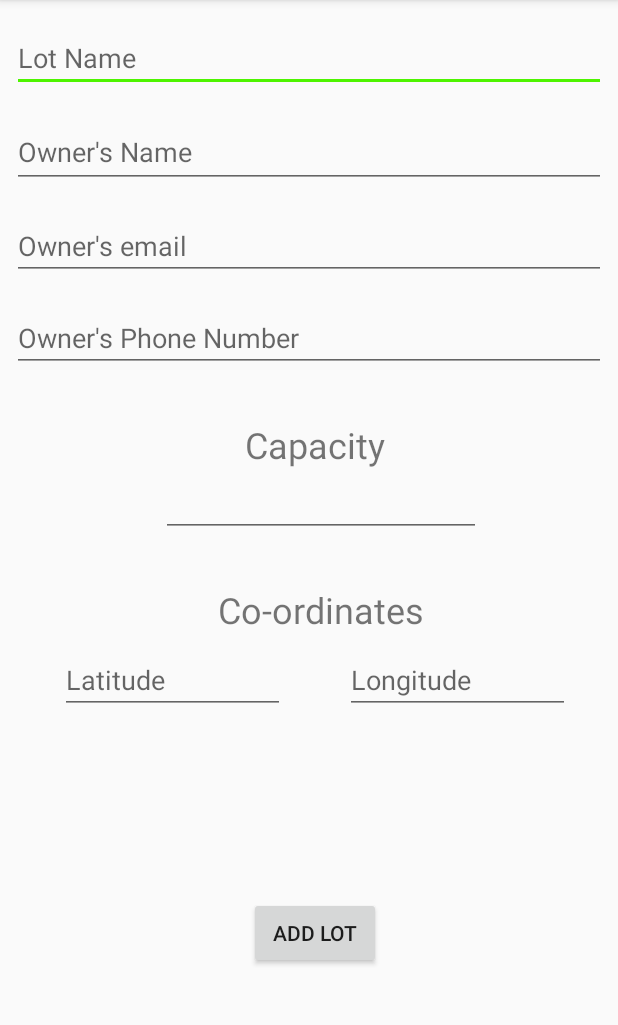
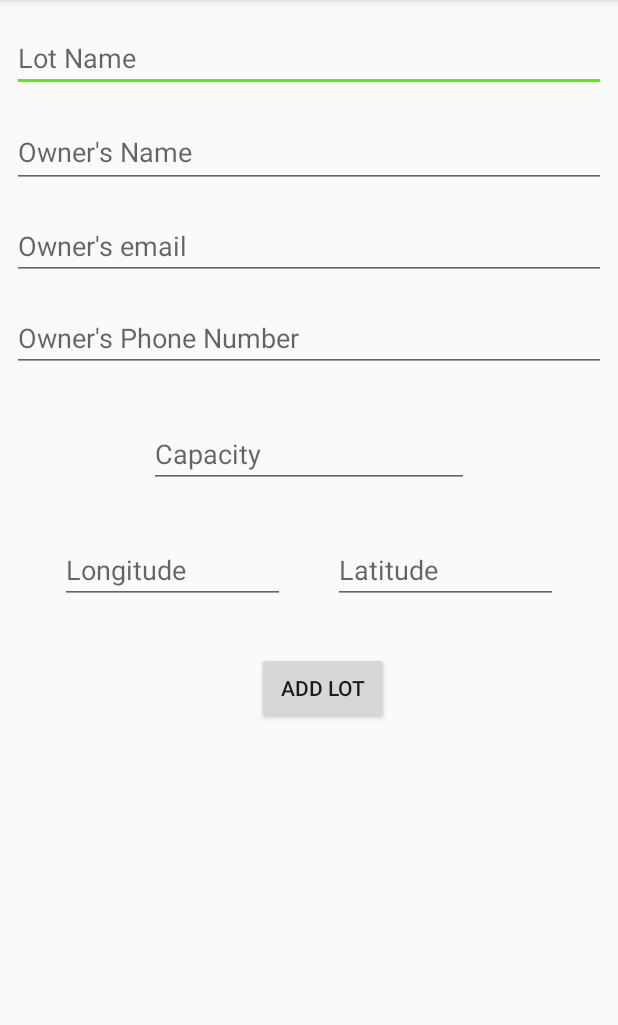
Before and after one commit to sourceparker/management, an Android app: the New_lot screen opened directly, with no data from a screen before it, on a phone screen of 412 x 824 dp, the part 84-1109 px from its top. Run offline under Robolectric (Android 15) with nearby library versions, the phone set to English and light mode, and no system bars; our stand-ins replace Firebase (no records; nobody signed in at launch, a user with empty details on screens opened directly); libraries missing offline, so code that uses them is left out: com.firebase.geofire.

Commit message:
changed layout new_lot

```diff
--- a/app/src/main/res/layout/activity_new_lot.xml
+++ b/app/src/main/res/layout/activity_new_lot.xml
@@ -61,12 +61,15 @@
         android:layout_height="wrap_content"
         android:layout_below="@+id/ownerNameEditText"
         android:layout_centerHorizontal="true"
+        android:layout_marginEnd="8dp"
         android:layout_marginStart="8dp"
+        android:layout_marginTop="32dp"
         android:ems="10"
+        android:hint="Capacity"
         android:inputType="number"
-        app:layout_constraintEnd_toEndOf="@+id/textView2"
-        app:layout_constraintStart_toStartOf="@+id/textView2"
-        app:layout_constraintTop_toBottomOf="@+id/textView2" />
+        app:layout_constraintEnd_toEndOf="parent"
+        app:layout_constraintStart_toStartOf="parent"
+        app:layout_constraintTop_toBottomOf="@+id/phoneNumberEditText" />
 
     <EditText
         android:id="@+id/longEditText"
@@ -75,13 +78,15 @@
         android:layout_alignParentBottom="true"
         android:layout_alignParentLeft="true"
         android:layout_alignParentStart="true"
-        android:layout_marginEnd="32dp"
+        android:layout_marginEnd="8dp"
         android:ems="10"
-        android:hint="Longitude"
+        android:hint="Latitude"
         android:inputType="numberSigned|numberDecimal"
         android:numeric="integer|signed|decimal"
         app:layout_constraintBaseline_toBaselineOf="@+id/latEditText"
-        app:layout_constraintEnd_toEndOf="parent" />
+        app:layout_constraintEnd_toEndOf="parent"
+        app:layout_constraintHorizontal_bias="0.5"
+        app:layout_constraintStart_toEndOf="@+id/latEditText" />
 
     <EditText
         android:id="@+id/latEditText"
@@ -91,46 +96,16 @@
         android:layout_alignBottom="@+id/longEditText"
         android:layout_alignParentEnd="true"
         android:layout_alignParentRight="true"
-        android:layout_marginEnd="8dp"
         android:layout_marginStart="8dp"
-        android:layout_marginTop="8dp"
+        android:layout_marginTop="32dp"
         android:ems="10"
-        android:hint="Latitude"
+        android:hint="Longitude"
         android:inputType="numberSigned|numberDecimal"
         android:numeric="integer|signed|decimal"
         app:layout_constraintEnd_toStartOf="@+id/longEditText"
+        app:layout_constraintHorizontal_bias="0.5"
         app:layout_constraintStart_toStartOf="parent"
-        app:layout_constraintTop_toBottomOf="@+id/locationTextView" />
-
-    <TextView
-        android:id="@+id/locationTextView"
-        android:layout_width="wrap_content"
-        android:layout_height="wrap_content"
-        android:layout_below="@+id/capacityEditText"
-        android:layout_centerHorizontal="true"
-        android:layout_marginEnd="8dp"
-        android:layout_marginStart="8dp"
-        android:layout_marginTop="32dp"
-        android:text="Co-ordinates"
-        android:textSize="24sp"
-        app:layout_constraintEnd_toEndOf="@+id/capacityEditText"
-        app:layout_constraintStart_toStartOf="@+id/capacityEditText"
         app:layout_constraintTop_toBottomOf="@+id/capacityEditText" />
-
-    <TextView
-        android:id="@+id/textView2"
-        android:layout_width="wrap_content"
-        android:layout_height="wrap_content"
-        android:layout_below="@+id/ownerNameEditText"
-        android:layout_centerHorizontal="true"
-        android:layout_marginEnd="8dp"
-        android:layout_marginStart="8dp"
-        android:layout_marginTop="32dp"
-        android:text="Capacity"
-        android:textSize="24sp"
-        app:layout_constraintEnd_toEndOf="@+id/phoneNumberEditText"
-        app:layout_constraintStart_toStartOf="@+id/phoneNumberEditText"
-        app:layout_constraintTop_toBottomOf="@+id/phoneNumberEditText" />
 
     <Button
         android:id="@+id/addLotButton"
@@ -138,14 +113,13 @@
         android:layout_height="wrap_content"
         android:layout_below="@+id/latEditText"
         android:layout_centerHorizontal="true"
-        android:layout_marginBottom="8dp"
         android:layout_marginEnd="8dp"
         android:layout_marginStart="8dp"
-        android:layout_marginTop="8dp"
+        android:layout_marginTop="32dp"
         android:onClick="addNewLot"
         android:text="Add lot"
-        app:layout_constraintBottom_toBottomOf="parent"
         app:layout_constraintEnd_toEndOf="@+id/longEditText"
+        app:layout_constraintHorizontal_bias="0.542"
         app:layout_constraintStart_toStartOf="@+id/latEditText"
         app:layout_constraintTop_toBottomOf="@+id/latEditText" />
 
--- a/app/src/main/res/layout/activity_per__parking_lot__details.xml
+++ b/app/src/main/res/layout/activity_per__parking_lot__details.xml
@@ -229,7 +229,7 @@
             android:id="@+id/textView9"
             android:layout_width="wrap_content"
             android:layout_height="wrap_content"
-        android:layout_marginTop="8dp"
+            android:layout_marginTop="24dp"
             android:text="Location"
             android:textSize="14sp"
             app:layout_constraintEnd_toEndOf="parent"
```
Lines whose indentation alone changed are shown as unchanged.
